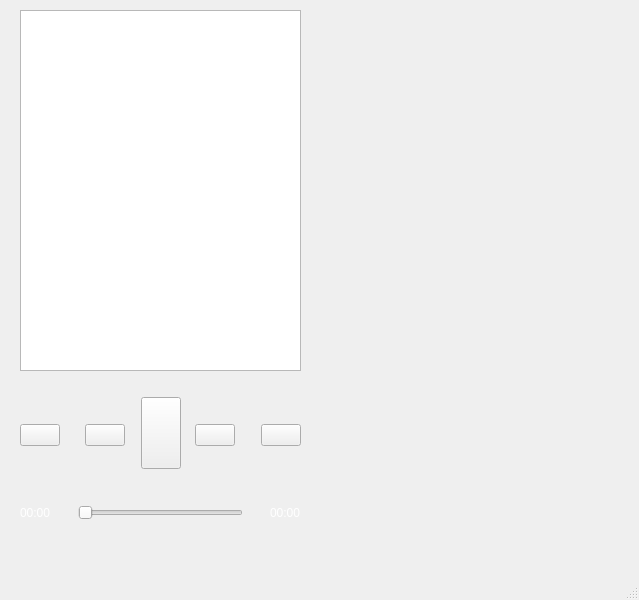
This is imooc/basic/qt/CloudMusic/cloudmusicwindow.ui in slybootslion/c-exercise as Qt 5 draws it before an edit. The edited form follows.
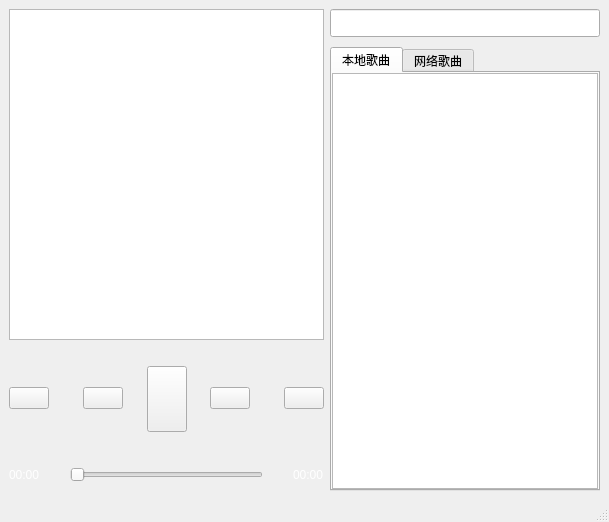
This is the edited form. Icons and pictures are not drawn.

What changed in the file:
```diff
--- a/imooc/basic/qt/CloudMusic/cloudmusicwindow.ui
+++ b/imooc/basic/qt/CloudMusic/cloudmusicwindow.ui
@@ -6,8 +6,8 @@
    <rect>
     <x>0</x>
     <y>0</y>
-    <width>639</width>
-    <height>600</height>
+    <width>609</width>
+    <height>522</height>
    </rect>
   </property>
   <property name="sizePolicy">
@@ -25,15 +25,8 @@
 border-image: url(:/images/background.png);
 }</string>
    </property>
-   <widget class="QWidget" name="">
-    <property name="geometry">
-     <rect>
-      <x>20</x>
-      <y>10</y>
-      <width>281</width>
-      <height>521</height>
-     </rect>
-    </property>
+   <layout class="QHBoxLayout" name="horizontalLayout_2">
+    <item>
     <layout class="QVBoxLayout" name="verticalLayout" stretch="10,1,2,1,1">
      <item>
       <widget class="QGraphicsView" name="graphicsView"/>
@@ -368,7 +361,120 @@
       </layout>
      </item>
     </layout>
-   </widget>
+    </item>
+    <item>
+     <widget class="QStackedWidget" name="stackedWidget">
+      <widget class="QWidget" name="page">
+       <layout class="QVBoxLayout" name="verticalLayout_5" stretch="1,16">
+        <property name="spacing">
+         <number>10</number>
+        </property>
+        <property name="leftMargin">
+         <number>0</number>
+        </property>
+        <property name="topMargin">
+         <number>0</number>
+        </property>
+        <property name="rightMargin">
+         <number>0</number>
+        </property>
+        <property name="bottomMargin">
+         <number>0</number>
+        </property>
+        <item>
+         <widget class="QLineEdit" name="lineEdit">
+          <property name="sizePolicy">
+           <sizepolicy hsizetype="Expanding" vsizetype="Expanding">
+            <horstretch>0</horstretch>
+            <verstretch>0</verstretch>
+           </sizepolicy>
+          </property>
+         </widget>
+        </item>
+        <item>
+         <widget class="QTabWidget" name="tabWidget">
+          <property name="currentIndex">
+           <number>0</number>
+          </property>
+          <widget class="QWidget" name="tab">
+           <attribute name="title">
+            <string>本地歌曲</string>
+           </attribute>
+           <layout class="QVBoxLayout" name="verticalLayout_2">
+            <property name="spacing">
+             <number>0</number>
+            </property>
+            <property name="leftMargin">
+             <number>0</number>
+            </property>
+            <property name="topMargin">
+             <number>0</number>
+            </property>
+            <property name="rightMargin">
+             <number>0</number>
+            </property>
+            <property name="bottomMargin">
+             <number>0</number>
+            </property>
+            <item>
+             <widget class="QTableWidget" name="tableWidget"/>
+            </item>
+           </layout>
+          </widget>
+          <widget class="QWidget" name="tab_2">
+           <attribute name="title">
+            <string>网络歌曲</string>
+           </attribute>
+           <layout class="QVBoxLayout" name="verticalLayout_3">
+            <property name="spacing">
+             <number>0</number>
+            </property>
+            <property name="leftMargin">
+             <number>0</number>
+            </property>
+            <property name="topMargin">
+             <number>0</number>
+            </property>
+            <property name="rightMargin">
+             <number>0</number>
+            </property>
+            <property name="bottomMargin">
+             <number>0</number>
+            </property>
+            <item>
+             <widget class="QTableWidget" name="tableWidget_2"/>
+            </item>
+           </layout>
+          </widget>
+         </widget>
+        </item>
+       </layout>
+      </widget>
+      <widget class="QWidget" name="page_2">
+       <layout class="QVBoxLayout" name="verticalLayout_4">
+        <property name="spacing">
+         <number>0</number>
+        </property>
+        <property name="leftMargin">
+         <number>0</number>
+        </property>
+        <property name="topMargin">
+         <number>0</number>
+        </property>
+        <property name="rightMargin">
+         <number>0</number>
+        </property>
+        <property name="bottomMargin">
+         <number>0</number>
+        </property>
+        <item>
+         <widget class="QTextEdit" name="textEdit"/>
+        </item>
+       </layout>
+      </widget>
+     </widget>
+    </item>
+   </layout>
   </widget>
   <widget class="QMenuBar" name="menubar">
    <property name="geometry">
```
Left out of the diff: 2 changed lines with no effect on the pictures. Lines whose indentation alone changed are shown as unchanged.
